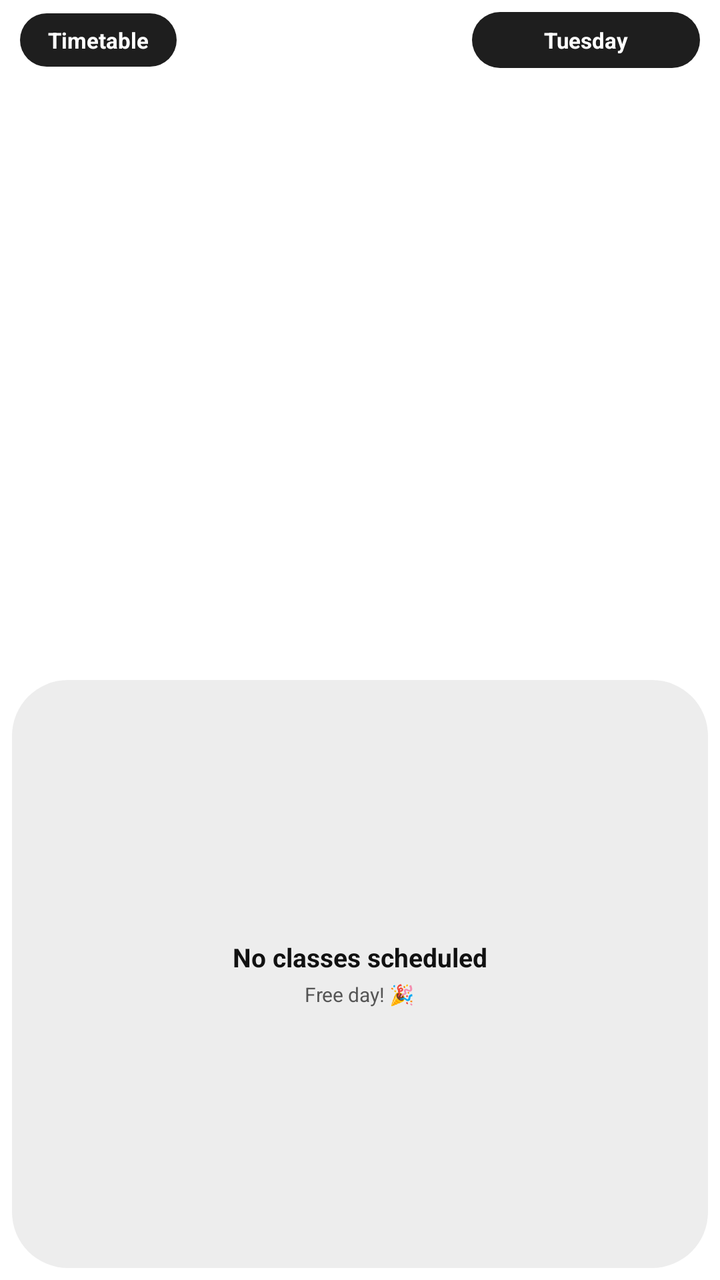
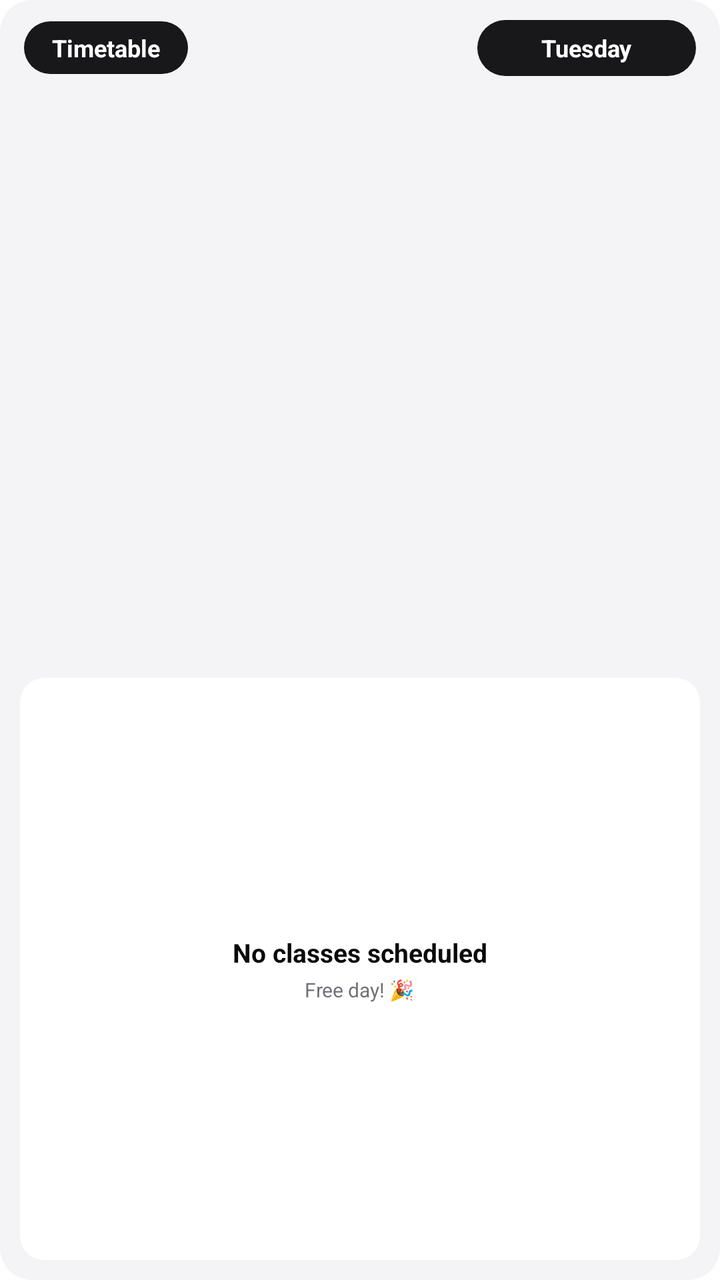

The first picture is an Android layout as it rendered before a commit; the second is the same layout after the commit. The layout source and the unified diff follow.
<!-- AndroidManifest.xml: fallback theme Theme.MaterialComponents.DayNight.NoActionBar -->
<!-- res/layout/widget_layout_4x2.xml -->
<?xml version="1.0" encoding="utf-8"?>
<LinearLayout xmlns:android="http://schemas.android.com/apk/res/android"
    android:id="@+id/widget_container"
    android:layout_width="match_parent"
    android:layout_height="match_parent"
    android:background="@android:color/transparent"
    android:orientation="vertical"
    android:padding="6dp">

    
    <RelativeLayout
        android:id="@+id/widget_header"
        android:layout_width="match_parent"
        android:layout_height="wrap_content"
        android:paddingHorizontal="4dp">

        <TextView
            android:id="@+id/header_title_pill"
            android:layout_width="wrap_content"
            android:layout_height="wrap_content"
            android:layout_alignParentLeft="true"
            android:layout_centerVertical="true"
            android:background="@drawable/widget_pill_dark"
            android:paddingHorizontal="14dp"
            android:paddingVertical="6dp"
            android:text="Timetable"
            android:textColor="#FFFFFF"
            android:textSize="11sp"
            android:textStyle="bold" />

        <LinearLayout
            android:id="@+id/header_day_pill"
            android:layout_width="wrap_content"
            android:layout_height="wrap_content"
            android:layout_alignParentRight="true"
            android:layout_centerVertical="true"
            android:background="@drawable/widget_pill_dark"
            android:gravity="center_vertical"
            android:orientation="horizontal"
            android:paddingHorizontal="6dp"
            android:paddingVertical="2dp">

            <ImageButton
                android:id="@+id/btn_prev_day"
                android:layout_width="24dp"
                android:layout_height="24dp"
                android:background="@android:color/transparent"
                android:contentDescription="Previous Day" />

            <TextView
                android:id="@+id/txt_day_name"
                android:layout_width="wrap_content"
                android:layout_height="wrap_content"
                android:paddingHorizontal="6dp"
                android:text="Tuesday"
                android:textColor="#FFFFFF"
                android:textSize="11sp"
                android:textStyle="bold" />

            <ImageButton
                android:id="@+id/btn_next_day"
                android:layout_width="24dp"
                android:layout_height="24dp"
                android:background="@android:color/transparent"
                android:contentDescription="Next Day" />
       </LinearLayout>
   </RelativeLayout>

    
    <ListView
        android:id="@+id/widget_flipper"
        android:layout_width="match_parent"
        android:layout_height="0dp"
        android:layout_weight="1"
        android:layout_marginTop="6dp"
        android:divider="@android:color/transparent"
        android:dividerHeight="8dp"
        android:scrollbars="none" />

    
    <LinearLayout
        android:id="@+id/widget_empty_view"
        android:layout_width="match_parent"
        android:layout_height="0dp"
        android:layout_weight="1"
        android:layout_marginTop="6dp"
        android:background="@drawable/widget_subject_card_pill"
        android:gravity="center"
        android:orientation="vertical"
        android:padding="10dp">

        <TextView
            android:id="@+id/empty_message"
            android:layout_width="wrap_content"
            android:layout_height="wrap_content"
            android:gravity="center"
            android:text="No classes scheduled"
            android:textColor="@color/widget_text_primary"
            android:textSize="13sp"
            android:textStyle="bold" />

        <TextView
            android:id="@+id/empty_sub"
            android:layout_width="wrap_content"
            android:layout_height="wrap_content"
            android:layout_marginTop="3dp"
            android:text="Free day! 🎉"
            android:textColor="@color/widget_text_secondary"
            android:textSize="10sp" />
   </LinearLayout>

</LinearLayout>
<!-- resources referenced by this layout -->
<resources>
  <color name="widget_text_primary">#111111</color>
  <color name="widget_text_secondary">#555555</color>
  <!-- drawable widget_pill_dark (drawable) -->
  <?xml version="1.0" encoding="utf-8"?>
  <shape xmlns:android="http://schemas.android.com/apk/res/android"
      android:shape="rectangle">
      <solid android:color="@color/widget_pill_bg" />
      <corners android:radius="24dp" />
  </shape>
  <!-- drawable widget_subject_card_pill (drawable) -->
  <?xml version="1.0" encoding="utf-8"?>
  <shape xmlns:android="http://schemas.android.com/apk/res/android"
      android:shape="rectangle">
      <solid android:color="@color/widget_card_bg" />
      <corners android:radius="28dp" />
  </shape>
  <color name="widget_pill_bg">#1E1E1E</color>
  <color name="widget_card_bg">#EDEDED</color>
</resources>

<!-- the commit's change to res/layout/widget_layout_4x2.xml (unified diff, before → after) -->
@@ -3,16 +3,16 @@
     android:id="@+id/widget_container"
     android:layout_width="match_parent"
     android:layout_height="match_parent"
-    android:background="@android:color/transparent"
+    android:background="@drawable/widget_background"
     android:orientation="vertical"
-    android:padding="6dp">
+    android:padding="10dp">
 
     
     <RelativeLayout
         android:id="@+id/widget_header"
         android:layout_width="match_parent"
         android:layout_height="wrap_content"
-        android:paddingHorizontal="4dp">
+        android:paddingHorizontal="2dp">
 
         <TextView
             android:id="@+id/header_title_pill"
@@ -22,10 +22,10 @@
             android:layout_centerVertical="true"
             android:background="@drawable/widget_pill_dark"
             android:paddingHorizontal="14dp"
-            android:paddingVertical="6dp"
+            android:paddingVertical="5dp"
             android:text="Timetable"
             android:textColor="#FFFFFF"
-            android:textSize="11sp"
+            android:textSize="12sp"
             android:textStyle="bold" />
 
         <LinearLayout
@@ -37,7 +37,7 @@
             android:background="@drawable/widget_pill_dark"
             android:gravity="center_vertical"
             android:orientation="horizontal"
-            android:paddingHorizontal="6dp"
+            android:paddingHorizontal="4dp"
             android:paddingVertical="2dp">
 
             <ImageButton
@@ -51,10 +51,10 @@
                 android:id="@+id/txt_day_name"
                 android:layout_width="wrap_content"
                 android:layout_height="wrap_content"
-                android:paddingHorizontal="6dp"
+                android:paddingHorizontal="4dp"
                 android:text="Tuesday"
                 android:textColor="#FFFFFF"
-                android:textSize="11sp"
+                android:textSize="12sp"
                 android:textStyle="bold" />
 
             <ImageButton
@@ -63,8 +63,8 @@
                 android:layout_height="24dp"
                 android:background="@android:color/transparent"
                 android:contentDescription="Next Day" />
-       </LinearLayout>
-   </RelativeLayout>
+        </LinearLayout>
+    </RelativeLayout>
 
     
     <ListView
@@ -72,9 +72,9 @@
         android:layout_width="match_parent"
         android:layout_height="0dp"
         android:layout_weight="1"
-        android:layout_marginTop="6dp"
+        android:layout_marginTop="4dp"
         android:divider="@android:color/transparent"
-        android:dividerHeight="8dp"
+        android:dividerHeight="4dp"
         android:scrollbars="none" />
 
     
@@ -107,6 +107,6 @@
             android:text="Free day! 🎉"
             android:textColor="@color/widget_text_secondary"
             android:textSize="10sp" />
-   </LinearLayout>
+    </LinearLayout>
 
 </LinearLayout>
<!-- resource entries referenced after the edit -->
@@ -1,7 +1,14 @@
 <!-- resources referenced by this layout -->
 <resources>
-  <color name="widget_text_primary">#111111</color>
-  <color name="widget_text_secondary">#555555</color>
+  <color name="widget_text_primary">#09090B</color>
+  <color name="widget_text_secondary">#71717A</color>
+  <!-- drawable widget_background (drawable) -->
+  <?xml version="1.0" encoding="utf-8"?>
+  <shape xmlns:android="http://schemas.android.com/apk/res/android"
+      android:shape="rectangle">
+      <solid android:color="@color/widget_background" />
+      <corners android:radius="16dp" />
+  </shape>
   <!-- drawable widget_pill_dark (drawable) -->
   <?xml version="1.0" encoding="utf-8"?>
   <shape xmlns:android="http://schemas.android.com/apk/res/android"
@@ -14,9 +21,10 @@
   <shape xmlns:android="http://schemas.android.com/apk/res/android"
       android:shape="rectangle">
       <solid android:color="@color/widget_card_bg" />
-      <corners android:radius="28dp" />
+      <corners android:radius="12dp" />
   </shape>
-  <color name="widget_pill_bg">#1E1E1E</color>
-  <color name="widget_card_bg">#EDEDED</color>
+  <color name="widget_background">#F4F4F6</color>
+  <color name="widget_pill_bg">#18181B</color>
+  <color name="widget_card_bg">#FFFFFF</color>
 </resources>
 
